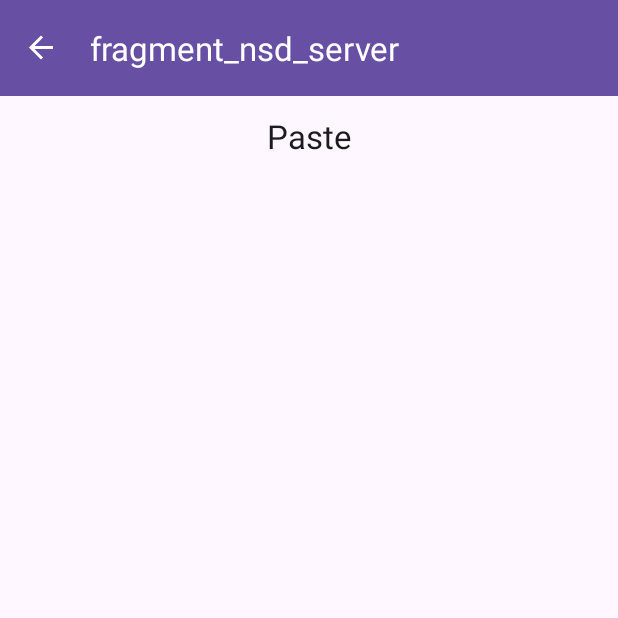
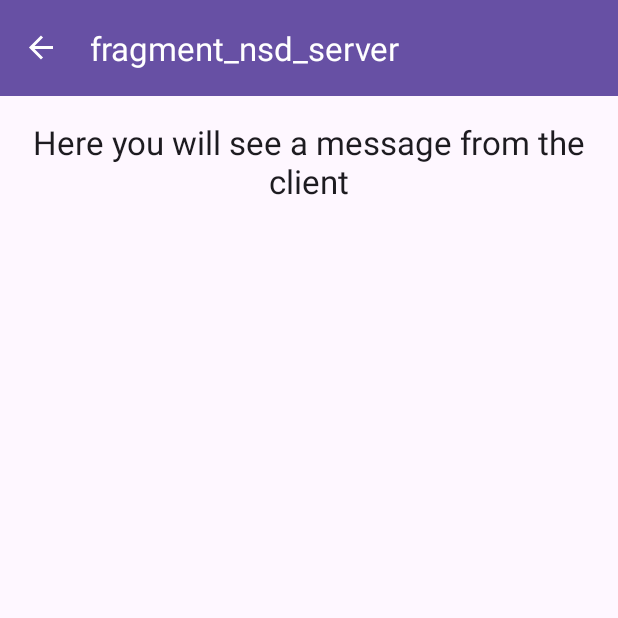
Before and after one commit to RaiseUp69/AuthGuardian, an Android app: the NsdServerFragment screen opened through its navigation route, on a phone screen of 412 x 824 dp, the top half of it. Run offline under Robolectric (Android 15) with nearby library versions, the phone set to English and light mode, and no system bars; our stand-ins replace navigation-ui.

```diff
--- a/app/src/main/java/com/authguardian/mobileapp/fragment/NsdServerFragment.kt
+++ b/app/src/main/java/com/authguardian/mobileapp/fragment/NsdServerFragment.kt
@@ -3,7 +3,6 @@ package com.authguardian.mobileapp.fragment
 import android.content.Context
 import android.net.nsd.NsdManager
 import android.net.nsd.NsdServiceInfo
-import android.os.Build
 import android.os.Bundle
 import android.util.Log
 import android.view.LayoutInflater
@@ -14,6 +13,7 @@ import androidx.fragment.app.viewModels
 import androidx.navigation.fragment.findNavController
 import com.authguardian.mobileapp.databinding.FragmentNsdServerBinding
 import com.authguardian.mobileapp.utils.NsdServiceUtils.Companion.SERVICE_TYPE
+import com.authguardian.mobileapp.utils.UniversalUtils
 import com.authguardian.mobileapp.viewmodel.NsdServerViewModel
 
 class NsdServerFragment : Fragment() {
@@ -36,9 +36,9 @@ class NsdServerFragment : Fragment() {
         _binding = FragmentNsdServerBinding.inflate(inflater, container, false)
 
         nsdManager = requireContext().getSystemService(Context.NSD_SERVICE) as NsdManager
-        val uniqueServiceName = "${Build.BRAND} ${Build.MODEL}"
+
         val serviceInfo = NsdServiceInfo().apply {
-            serviceName = uniqueServiceName
+            serviceName = UniversalUtils.getDeviceBrandAndModel()
             serviceType = SERVICE_TYPE
             port = 12345
         }
--- /dev/null
+++ b/app/src/main/java/com/authguardian/mobileapp/utils/UniversalUtils.kt
@@ -0,0 +1,8 @@
+package com.authguardian.mobileapp.utils
+
+import android.os.Build
+
+object UniversalUtils {
+
+    fun getDeviceBrandAndModel(): String = "${Build.BRAND} ${Build.MODEL}"
+}
--- a/app/src/main/java/com/authguardian/mobileapp/viewmodel/NsdServerViewModel.kt
+++ b/app/src/main/java/com/authguardian/mobileapp/viewmodel/NsdServerViewModel.kt
@@ -13,6 +13,7 @@ import java.io.IOException
 import java.io.InputStreamReader
 import java.io.PrintWriter
 import java.net.ServerSocket
+
 
 class NsdServerViewModel : ViewModel() {
 
--- a/app/src/main/res/layout/fragment_nsd_client.xml
+++ b/app/src/main/res/layout/fragment_nsd_client.xml
@@ -1,6 +1,7 @@
 <?xml version="1.0" encoding="utf-8"?>
 <FrameLayout xmlns:android="http://schemas.android.com/apk/res/android"
     xmlns:tools="http://schemas.android.com/tools"
+    style="@style/Container.ScreenContentWithDefaultPadding"
     android:layout_width="match_parent"
     android:layout_height="match_parent"
     tools:context=".fragment.NsdClientFragment">
@@ -10,8 +11,6 @@
         style="@style/TextAppearance.AppCompat.Large"
         android:layout_width="match_parent"
         android:layout_height="match_parent"
-        android:layout_marginTop="12dp"
         android:gravity="center_horizontal"
-        android:text="@android:string/paste" />
-
+        android:text="@string/message_from_server" />
 </FrameLayout>
--- a/app/src/main/res/layout/fragment_nsd_server.xml
+++ b/app/src/main/res/layout/fragment_nsd_server.xml
@@ -1,19 +1,16 @@
 <?xml version="1.0" encoding="utf-8"?>
 <FrameLayout xmlns:android="http://schemas.android.com/apk/res/android"
     xmlns:tools="http://schemas.android.com/tools"
+    style="@style/Container.ScreenContentWithDefaultPadding"
     android:layout_width="match_parent"
     android:layout_height="match_parent"
     tools:context=".fragment.NsdServerFragment">
-
 
     <TextView
         android:id="@+id/txtMessage"
         style="@style/TextAppearance.AppCompat.Large"
         android:layout_width="match_parent"
         android:layout_height="match_parent"
-        android:layout_marginTop="12dp"
         android:gravity="center_horizontal"
-        android:text="@android:string/paste" />
-
-
+        android:text="@string/message_from_client" />
 </FrameLayout>
--- a/app/src/main/res/values/strings.xml
+++ b/app/src/main/res/values/strings.xml
@@ -27,4 +27,7 @@
     <string name="client">Client</string>
     <string name="i_want_to_be_server">I want to be server</string>
     <string name="i_want_to_be_client">I want to be client</string>
+    <string name="message_from_client">Here you will see a message from the client</string>
+    <string name="message_from_server">There will be a message from the server</string>
+    <string name="something_went_wrong">Something went wrong</string>
 </resources>
```
Also changed, not shown: app/src/main/java/com/authguardian/mobileapp/fragment/NsdClientFragment.kt (+13 -1 lines).
